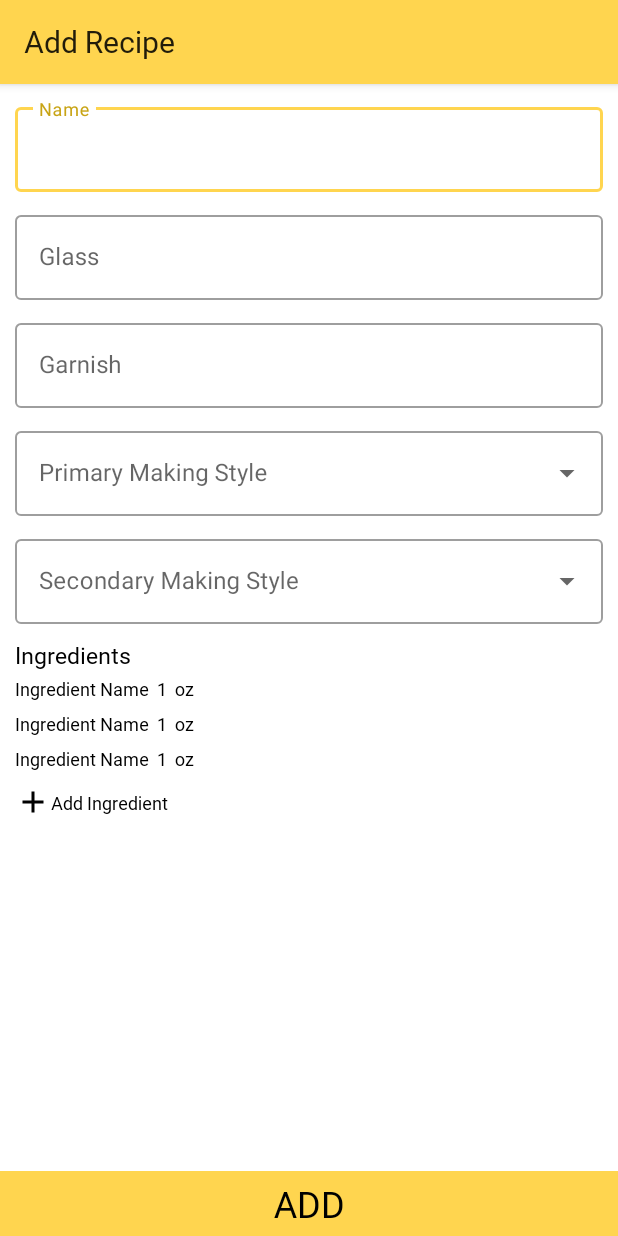
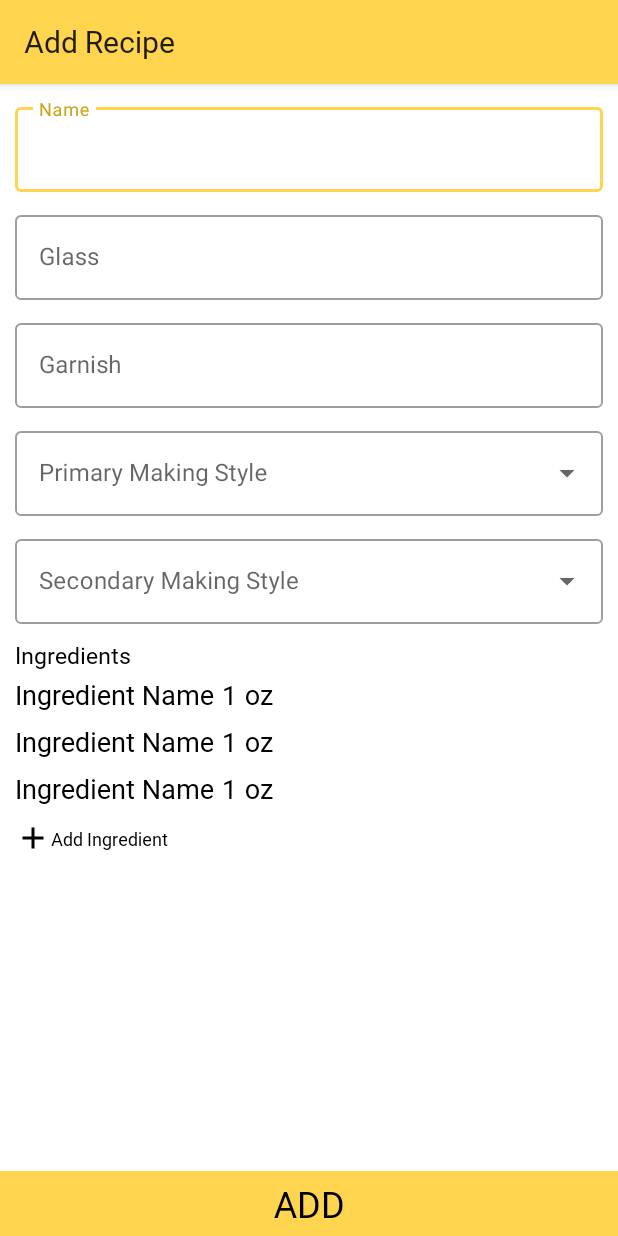
Before and after one commit to rlatmfrl24/CraftsmanBartender, an Android app: the layout activity_add_recipe.xml on its own in the app's theme, with its tools: preview values and no code run, on a phone screen of 412 x 824 dp. Run offline under Robolectric (Android 15) with nearby library versions, the phone set to English and light mode, and no system bars.

Commit message:
Recipe Detail Activity 추가에 따른 ViewModel 구조 일부 수정

```diff
--- a/app/src/main/java/com/soulkey/craftsmanbartender/ui/recipe/RecipeActivity.kt
+++ b/app/src/main/java/com/soulkey/craftsmanbartender/ui/recipe/RecipeActivity.kt
@@ -7,10 +7,11 @@ import androidx.databinding.DataBindingUtil
 import androidx.lifecycle.observe
 import com.soulkey.craftsmanbartender.R
 import com.soulkey.craftsmanbartender.databinding.ActivityRecipeBinding
+import com.soulkey.craftsmanbartender.lib.common.BaseActivity
 import com.soulkey.craftsmanbartender.ui.adapter.RecipeListAdapter
 import org.koin.androidx.viewmodel.ext.android.viewModel
 
-class RecipeActivity : AppCompatActivity() {
+class RecipeActivity : BaseActivity() {
 
     private val recipeAdapter = RecipeListAdapter()
     private val recipeViewModel: RecipeViewModel by viewModel()
--- a/app/src/main/res/layout/activity_add_recipe.xml
+++ b/app/src/main/res/layout/activity_add_recipe.xml
@@ -154,7 +154,7 @@
                         app:layoutManager="androidx.recyclerview.widget.LinearLayoutManager"
                         app:setAdapter="@{adapter}"
                         app:layout_constraintTop_toBottomOf="@id/tv_header_ingredients"
-                        tools:listitem="@layout/item_add_recipe_ingredient"/>
+                        tools:listitem="@layout/item_ingredient_list"/>
 
                     <androidx.constraintlayout.widget.ConstraintLayout
                         android:id="@+id/container_add_ingredient"
--- a/app/src/main/res/layout/item_add_recipe_ingredient.xml
+++ /dev/null
@@ -1,51 +0,0 @@
-<?xml version="1.0" encoding="utf-8"?>
-<layout
-    xmlns:android="http://schemas.android.com/apk/res/android"
-    xmlns:app="http://schemas.android.com/apk/res-auto">
-
-    <androidx.constraintlayout.widget.ConstraintLayout
-        android:layout_width="match_parent"
-        android:layout_height="wrap_content">
-
-        <TextView
-            android:id="@+id/tv_ingredient_name"
-            android:layout_width="wrap_content"
-            android:layout_height="wrap_content"
-            android:layout_marginVertical="3dp"
-            android:text="Ingredient Name"
-            android:textSize="12sp"
-            android:textColor="@color/black"
-            android:fontFamily="@font/spoqa_han_sans_regular"
-            app:layout_constraintTop_toTopOf="parent"
-            app:layout_constraintBottom_toBottomOf="parent"
-            app:layout_constraintStart_toStartOf="parent"/>
-
-        <TextView
-            android:id="@+id/tv_ingredient_amount"
-            android:layout_width="wrap_content"
-            android:layout_height="wrap_content"
-            android:layout_marginStart="5dp"
-            android:text="1"
-            android:textSize="12sp"
-            android:textColor="@color/black"
-            android:fontFamily="@font/spoqa_han_sans_regular"
-            app:layout_constraintTop_toTopOf="parent"
-            app:layout_constraintBottom_toBottomOf="parent"
-            app:layout_constraintStart_toEndOf="@id/tv_ingredient_name"/>
-
-        <TextView
-            android:id="@+id/tv_ingredient_unit"
-            android:layout_width="wrap_content"
-            android:layout_height="wrap_content"
-            android:layout_marginStart="5dp"
-            android:text="oz"
-            android:textSize="12sp"
-            android:textColor="@color/black"
-            android:fontFamily="@font/spoqa_han_sans_regular"
-            app:layout_constraintTop_toTopOf="parent"
-            app:layout_constraintBottom_toBottomOf="parent"
-            app:layout_constraintStart_toEndOf="@id/tv_ingredient_amount"/>
-
-
-    </androidx.constraintlayout.widget.ConstraintLayout>
-</layout>
--- a/app/src/main/res/layout/item_recipe_list.xml
+++ b/app/src/main/res/layout/item_recipe_list.xml
@@ -4,6 +4,7 @@
     xmlns:app="http://schemas.android.com/apk/res-auto">
 
     <androidx.constraintlayout.widget.ConstraintLayout
+        android:id="@+id/container_recipe_item"
         android:layout_width="match_parent"
         android:layout_height="wrap_content">
 
--- a/app/src/main/res/values/strings.xml
+++ b/app/src/main/res/values/strings.xml
@@ -3,4 +3,8 @@
     <string name="string_main_recipe_btn">Recipes</string>
     <string name="string_main_mock_test_btn">Mock Test</string>
     <string name="string_recipe_add_content_description">Add Recipes</string>
+    <string name="making_style_header">Making Style</string>
+    <string name="glass_header">Glass</string>
+    <string name="garnish_header">Garnish</string>
+    <string name="ingredients_header">Ingredients</string>
 </resources>
```
Also changed, not shown: app/src/main/java/com/soulkey/craftsmanbartender/ui/adapter/IngredientListAdapter.kt (+4 -5 lines), app/src/main/java/com/soulkey/craftsmanbartender/ui/adapter/RecipeListAdapter.kt (+12 -1 lines), app/src/main/java/com/soulkey/craftsmanbartender/ui/recipe/RecipeDetailActivity.kt (+25 -1 lines), app/src/main/java/com/soulkey/craftsmanbartender/ui/recipe/RecipeViewModel.kt (+18 -6 lines), app/src/main/res/layout/activity_recipe_detail.xml (+15 -9 lines), app/src/main/res/layout/item_ingredient_list.xml (renamed from app/src/main/res/layout/item_recipe_detail_ingredient_list.xml).
